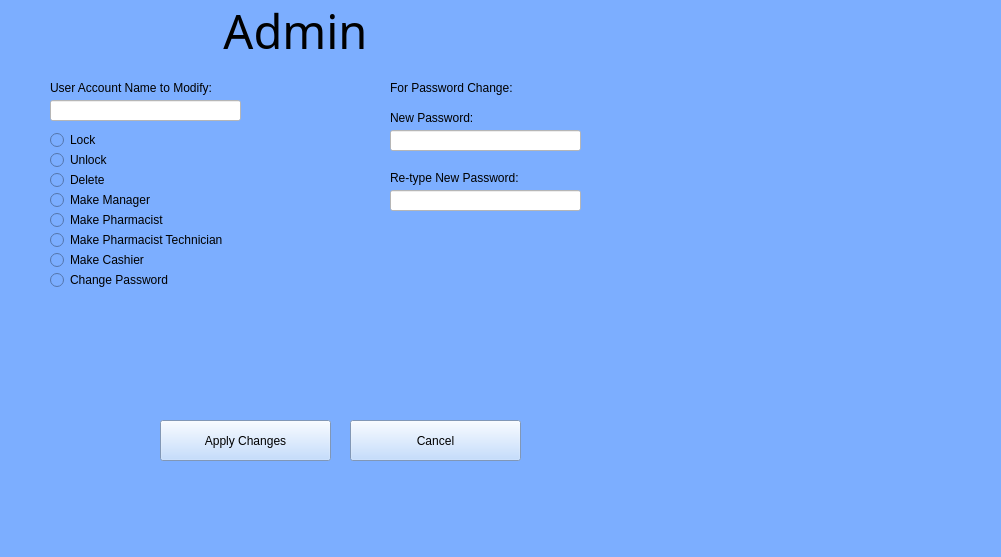
The window that UI/AdminUI.ui (BennettPJ/SFWE403-Sem-Proj) describes before a commit, drawn with Qt 5.
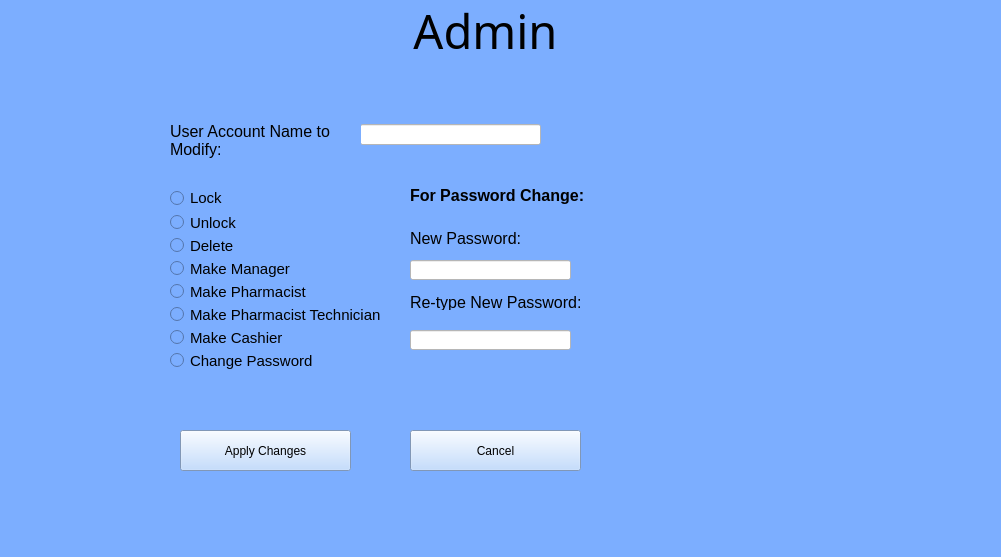
The same window after the commit. Icons and pictures are not drawn.

Diff of the .ui file:
```diff
--- a/UI/AdminUI.ui
+++ b/UI/AdminUI.ui
@@ -27,7 +27,7 @@
    <widget class="QLabel" name="label_3">
     <property name="geometry">
      <rect>
-      <x>-30</x>
+      <x>160</x>
       <y>0</y>
       <width>651</width>
       <height>61</height>
@@ -64,12 +64,18 @@
    <widget class="QLabel" name="label_4">
     <property name="geometry">
      <rect>
-      <x>730</x>
-      <y>0</y>
+      <x>680</x>
+      <y>130</y>
       <width>241</width>
       <height>241</height>
      </rect>
     </property>
+    <property name="sizePolicy">
+     <sizepolicy hsizetype="Fixed" vsizetype="Fixed">
+      <horstretch>0</horstretch>
+      <verstretch>0</verstretch>
+     </sizepolicy>
+    </property>
     <property name="text">
      <string/>
     </property>
@@ -86,8 +92,8 @@
    <widget class="QPushButton" name="cancelButton">
     <property name="geometry">
      <rect>
-      <x>350</x>
-      <y>420</y>
+      <x>410</x>
+      <y>430</y>
       <width>171</width>
       <height>41</height>
      </rect>
@@ -118,12 +124,18 @@
    <widget class="QLineEdit" name="lineEdit">
     <property name="geometry">
      <rect>
-      <x>50</x>
-      <y>100</y>
-      <width>191</width>
+      <x>360</x>
+      <y>124</y>
+      <width>181</width>
       <height>21</height>
      </rect>
     </property>
+    <property name="sizePolicy">
+     <sizepolicy hsizetype="Fixed" vsizetype="Fixed">
+      <horstretch>0</horstretch>
+      <verstretch>0</verstretch>
+     </sizepolicy>
+    </property>
     <property name="styleSheet">
      <string notr="true">background-color: rgb(255, 255, 255)</string>
     </property>
@@ -131,12 +143,23 @@
    <widget class="QRadioButton" name="radioButton">
     <property name="geometry">
      <rect>
-      <x>50</x>
-      <y>130</y>
-      <width>99</width>
+      <x>170</x>
+      <y>188</y>
+      <width>101</width>
       <height>20</height>
      </rect>
     </property>
+    <property name="sizePolicy">
+     <sizepolicy hsizetype="Fixed" vsizetype="Fixed">
+      <horstretch>0</horstretch>
+      <verstretch>0</verstretch>
+     </sizepolicy>
+    </property>
+    <property name="font">
+     <font>
+      <pointsize>11</pointsize>
+     </font>
+    </property>
     <property name="text">
      <string>Lock</string>
     </property>
@@ -144,12 +167,23 @@
    <widget class="QRadioButton" name="radioButton_2">
     <property name="geometry">
      <rect>
-      <x>50</x>
-      <y>150</y>
-      <width>99</width>
-      <height>20</height>
+      <x>170</x>
+      <y>214</y>
+      <width>91</width>
+      <height>17</height>
      </rect>
     </property>
+    <property name="sizePolicy">
+     <sizepolicy hsizetype="Fixed" vsizetype="Fixed">
+      <horstretch>0</horstretch>
+      <verstretch>0</verstretch>
+     </sizepolicy>
+    </property>
+    <property name="font">
+     <font>
+      <pointsize>11</pointsize>
+     </font>
+    </property>
     <property name="text">
      <string>Unlock</string>
     </property>
@@ -157,51 +191,74 @@
    <widget class="QLabel" name="label">
     <property name="geometry">
      <rect>
-      <x>50</x>
-      <y>80</y>
-      <width>211</width>
-      <height>16</height>
+      <x>170</x>
+      <y>120</y>
+      <width>191</width>
+      <height>41</height>
      </rect>
     </property>
+    <property name="sizePolicy">
+     <sizepolicy hsizetype="Fixed" vsizetype="Fixed">
+      <horstretch>0</horstretch>
+      <verstretch>0</verstretch>
+     </sizepolicy>
+    </property>
+    <property name="font">
+     <font>
+      <pointsize>12</pointsize>
+     </font>
+    </property>
     <property name="text">
      <string>User Account Name to Modify:</string>
     </property>
+    <property name="wordWrap">
+     <bool>true</bool>
+    </property>
    </widget>
    <widget class="QRadioButton" name="radioButton_3">
     <property name="geometry">
      <rect>
-      <x>50</x>
-      <y>170</y>
-      <width>99</width>
-      <height>20</height>
+      <x>170</x>
+      <y>237</y>
+      <width>91</width>
+      <height>17</height>
      </rect>
     </property>
+    <property name="sizePolicy">
+     <sizepolicy hsizetype="Fixed" vsizetype="Fixed">
+      <horstretch>0</horstretch>
+      <verstretch>0</verstretch>
+     </sizepolicy>
+    </property>
+    <property name="font">
+     <font>
+      <pointsize>11</pointsize>
+     </font>
+    </property>
     <property name="text">
      <string>Delete</string>
     </property>
    </widget>
-   <widget class="QRadioButton" name="radioButton_4">
-    <property name="geometry">
-     <rect>
-      <x>50</x>
-      <y>190</y>
-      <width>121</width>
-      <height>20</height>
-     </rect>
-    </property>
-    <property name="text">
-     <string>Make Manager</string>
-    </property>
-   </widget>
    <widget class="QRadioButton" name="radioButton_5">
     <property name="geometry">
      <rect>
-      <x>50</x>
-      <y>210</y>
-      <width>131</width>
-      <height>20</height>
+      <x>170</x>
+      <y>283</y>
+      <width>151</width>
+      <height>17</height>
      </rect>
     </property>
+    <property name="sizePolicy">
+     <sizepolicy hsizetype="Fixed" vsizetype="Fixed">
+      <horstretch>0</horstretch>
+      <verstretch>0</verstretch>
+     </sizepolicy>
+    </property>
+    <property name="font">
+     <font>
+      <pointsize>11</pointsize>
+     </font>
+    </property>
     <property name="text">
      <string>Make Pharmacist</string>
     </property>
@@ -209,12 +266,23 @@
    <widget class="QRadioButton" name="radioButton_6">
     <property name="geometry">
      <rect>
-      <x>50</x>
-      <y>230</y>
-      <width>201</width>
-      <height>20</height>
+      <x>170</x>
+      <y>306</y>
+      <width>221</width>
+      <height>17</height>
      </rect>
     </property>
+    <property name="sizePolicy">
+     <sizepolicy hsizetype="Fixed" vsizetype="Fixed">
+      <horstretch>0</horstretch>
+      <verstretch>0</verstretch>
+     </sizepolicy>
+    </property>
+    <property name="font">
+     <font>
+      <pointsize>11</pointsize>
+     </font>
+    </property>
     <property name="text">
      <string>Make Pharmacist Technician</string>
     </property>
@@ -222,12 +290,23 @@
    <widget class="QRadioButton" name="radioButton_7">
     <property name="geometry">
      <rect>
-      <x>50</x>
-      <y>250</y>
-      <width>121</width>
-      <height>20</height>
+      <x>170</x>
+      <y>329</y>
+      <width>141</width>
+      <height>17</height>
      </rect>
     </property>
+    <property name="sizePolicy">
+     <sizepolicy hsizetype="Fixed" vsizetype="Fixed">
+      <horstretch>0</horstretch>
+      <verstretch>0</verstretch>
+     </sizepolicy>
+    </property>
+    <property name="font">
+     <font>
+      <pointsize>11</pointsize>
+     </font>
+    </property>
     <property name="text">
      <string>Make Cashier</string>
     </property>
@@ -235,12 +314,23 @@
    <widget class="QRadioButton" name="radioButton_8">
     <property name="geometry">
      <rect>
-      <x>50</x>
-      <y>270</y>
-      <width>141</width>
-      <height>20</height>
+      <x>170</x>
+      <y>352</y>
+      <width>161</width>
+      <height>17</height>
      </rect>
     </property>
+    <property name="sizePolicy">
+     <sizepolicy hsizetype="Fixed" vsizetype="Fixed">
+      <horstretch>0</horstretch>
+      <verstretch>0</verstretch>
+     </sizepolicy>
+    </property>
+    <property name="font">
+     <font>
+      <pointsize>11</pointsize>
+     </font>
+    </property>
     <property name="text">
      <string>Change Password</string>
     </property>
@@ -248,12 +338,25 @@
    <widget class="QLabel" name="label_2">
     <property name="geometry">
      <rect>
-      <x>390</x>
-      <y>80</y>
+      <x>410</x>
+      <y>180</y>
       <width>211</width>
-      <height>16</height>
+      <height>31</height>
      </rect>
     </property>
+    <property name="sizePolicy">
+     <sizepolicy hsizetype="Fixed" vsizetype="Fixed">
+      <horstretch>0</horstretch>
+      <verstretch>0</verstretch>
+     </sizepolicy>
+    </property>
+    <property name="font">
+     <font>
+      <pointsize>12</pointsize>
+      <weight>75</weight>
+      <bold>true</bold>
+     </font>
+    </property>
     <property name="text">
      <string>For Password Change:</string>
     </property>
@@ -261,12 +364,18 @@
    <widget class="QLineEdit" name="lineEdit_2">
     <property name="geometry">
      <rect>
-      <x>390</x>
-      <y>130</y>
-      <width>191</width>
-      <height>21</height>
+      <x>410</x>
+      <y>260</y>
+      <width>161</width>
+      <height>20</height>
      </rect>
     </property>
+    <property name="sizePolicy">
+     <sizepolicy hsizetype="Fixed" vsizetype="Fixed">
+      <horstretch>0</horstretch>
+      <verstretch>0</verstretch>
+     </sizepolicy>
+    </property>
     <property name="styleSheet">
      <string notr="true">background-color: rgb(255, 255, 255)</string>
     </property>
@@ -274,12 +383,23 @@
    <widget class="QLabel" name="label_5">
     <property name="geometry">
      <rect>
-      <x>390</x>
-      <y>110</y>
-      <width>211</width>
+      <x>410</x>
+      <y>230</y>
+      <width>151</width>
       <height>16</height>
      </rect>
     </property>
+    <property name="sizePolicy">
+     <sizepolicy hsizetype="Fixed" vsizetype="Fixed">
+      <horstretch>0</horstretch>
+      <verstretch>0</verstretch>
+     </sizepolicy>
+    </property>
+    <property name="font">
+     <font>
+      <pointsize>12</pointsize>
+     </font>
+    </property>
     <property name="text">
      <string>New Password:</string>
     </property>
@@ -287,12 +407,23 @@
    <widget class="QLabel" name="label_6">
     <property name="geometry">
      <rect>
-      <x>390</x>
-      <y>170</y>
-      <width>211</width>
+      <x>410</x>
+      <y>294</y>
+      <width>191</width>
       <height>16</height>
      </rect>
     </property>
+    <property name="sizePolicy">
+     <sizepolicy hsizetype="Fixed" vsizetype="Fixed">
+      <horstretch>0</horstretch>
+      <verstretch>0</verstretch>
+     </sizepolicy>
+    </property>
+    <property name="font">
+     <font>
+      <pointsize>12</pointsize>
+     </font>
+    </property>
     <property name="text">
      <string>Re-type New Password:</string>
     </property>
@@ -300,12 +431,18 @@
    <widget class="QLineEdit" name="lineEdit_3">
     <property name="geometry">
      <rect>
-      <x>390</x>
-      <y>190</y>
-      <width>191</width>
-      <height>21</height>
+      <x>410</x>
+      <y>330</y>
+      <width>161</width>
+      <height>20</height>
      </rect>
     </property>
+    <property name="sizePolicy">
+     <sizepolicy hsizetype="Fixed" vsizetype="Fixed">
+      <horstretch>0</horstretch>
+      <verstretch>0</verstretch>
+     </sizepolicy>
+    </property>
     <property name="styleSheet">
      <string notr="true">background-color: rgb(255, 255, 255)</string>
     </property>
@@ -313,8 +450,8 @@
    <widget class="QPushButton" name="applyButton">
     <property name="geometry">
      <rect>
-      <x>160</x>
-      <y>420</y>
+      <x>180</x>
+      <y>430</y>
       <width>171</width>
       <height>41</height>
      </rect>
@@ -338,6 +475,30 @@
      </size>
     </property>
    </widget>
+   <widget class="QRadioButton" name="radioButton_4">
+    <property name="geometry">
+     <rect>
+      <x>170</x>
+      <y>260</y>
+      <width>131</width>
+      <height>17</height>
+     </rect>
+    </property>
+    <property name="sizePolicy">
+     <sizepolicy hsizetype="Fixed" vsizetype="Fixed">
+      <horstretch>0</horstretch>
+      <verstretch>0</verstretch>
+     </sizepolicy>
+    </property>
+    <property name="font">
+     <font>
+      <pointsize>11</pointsize>
+     </font>
+    </property>
+    <property name="text">
+     <string>Make Manager</string>
+    </property>
+   </widget>
   </widget>
   <widget class="QMenuBar" name="menubar">
    <property name="geometry">
```
Left out of the diff: 2 changed lines with no effect on the pictures.
